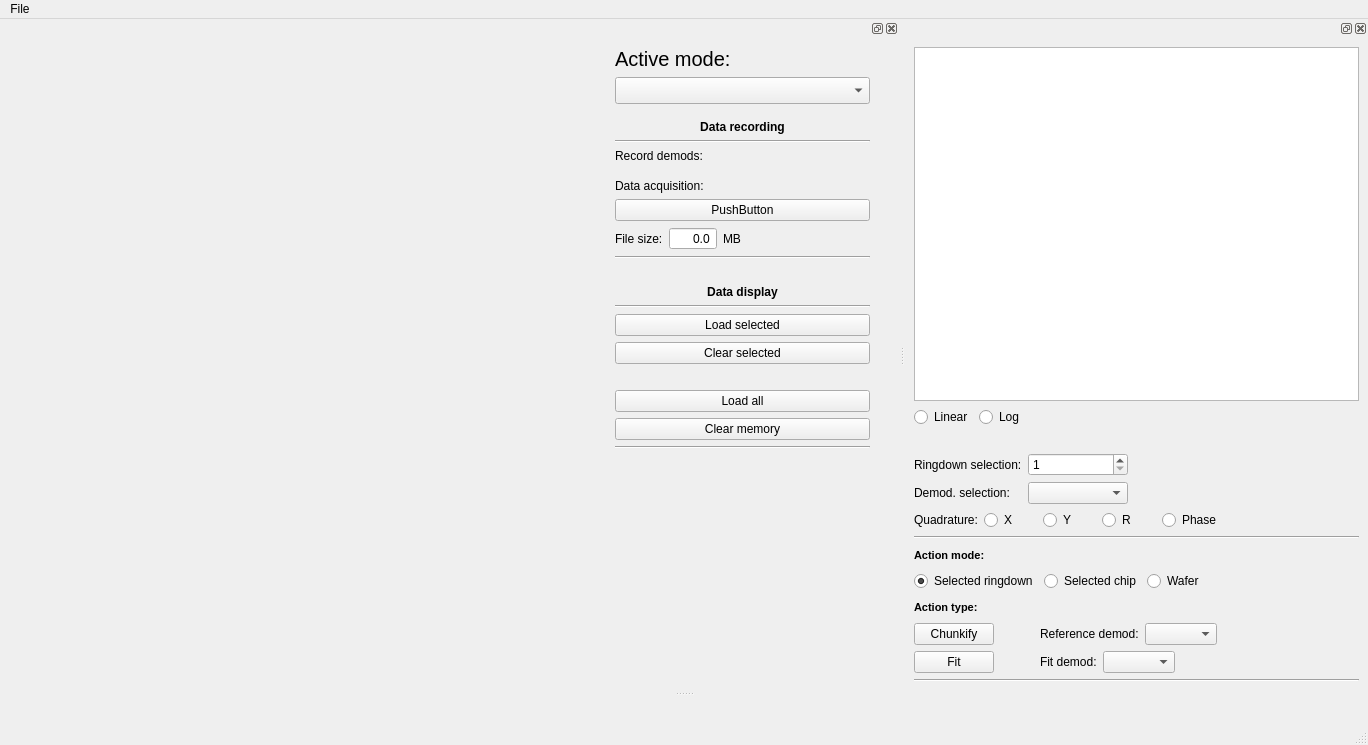
Before: the Qt Designer form zhinstlib/ui_files/wafer_analyzer.ui in pikestefan/zhinst_project, drawn with Qt 5.
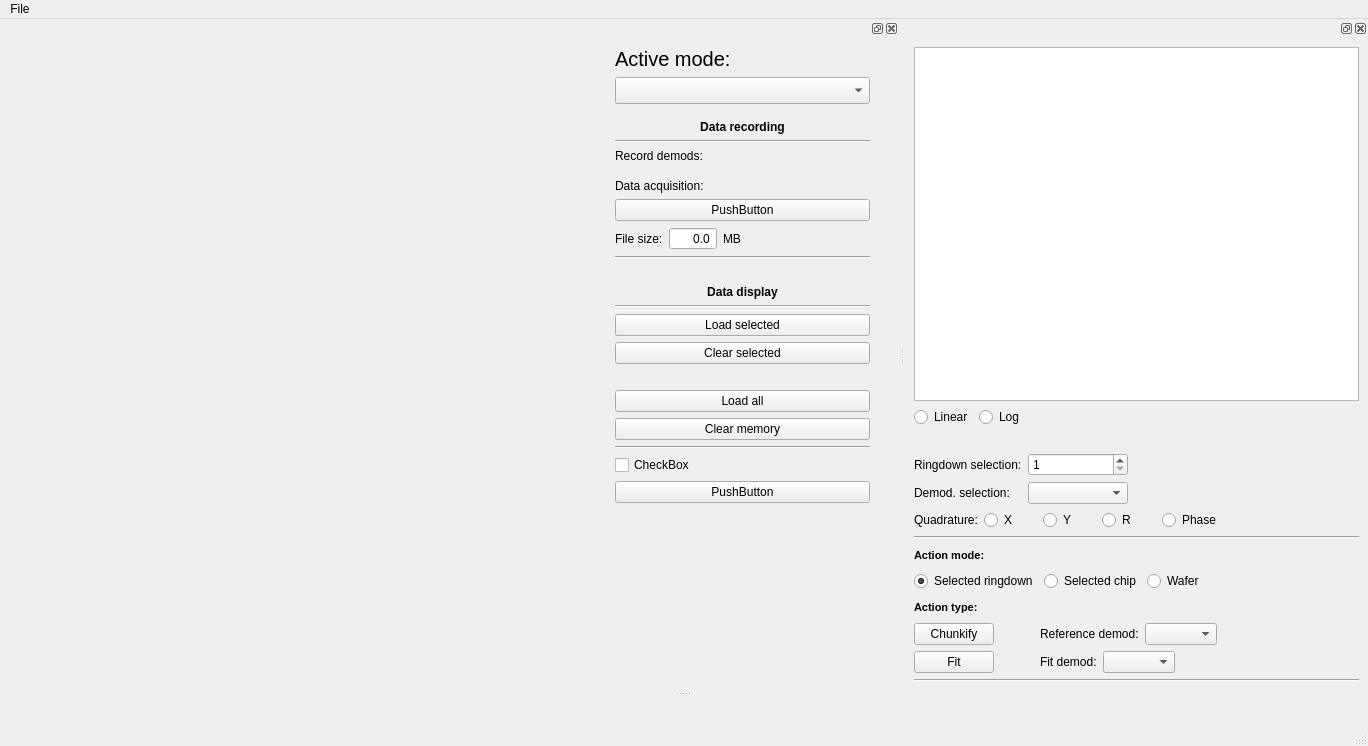
After: the same form once the commit is applied. Custom widgets are drawn as their Qt base class.

Commit message:
Urgent push batter dying
Urgent push

```diff
--- a/zhinstlib/ui_files/wafer_analyzer.ui
+++ b/zhinstlib/ui_files/wafer_analyzer.ui
@@ -7,7 +7,7 @@
     <x>0</x>
     <y>0</y>
     <width>1368</width>
-    <height>745</height>
+    <height>746</height>
    </rect>
   </property>
   <property name="sizePolicy">
@@ -427,6 +427,23 @@
          </property>
         </widget>
        </item>
+       <item>
+        <widget class="QCheckBox" name="checkBox">
+         <property name="text">
+          <string>CheckBox</string>
+         </property>
+        </widget>
+       </item>
+       <item>
+        <widget class="QPushButton" name="pushButton">
+         <property name="text">
+          <string>PushButton</string>
+         </property>
+         <property name="checkable">
+          <bool>true</bool>
+         </property>
+        </widget>
+       </item>
        <item>
         <spacer name="verticalSpacer_7">
          <property name="orientation">
```
The commit also changes 5 other files.
